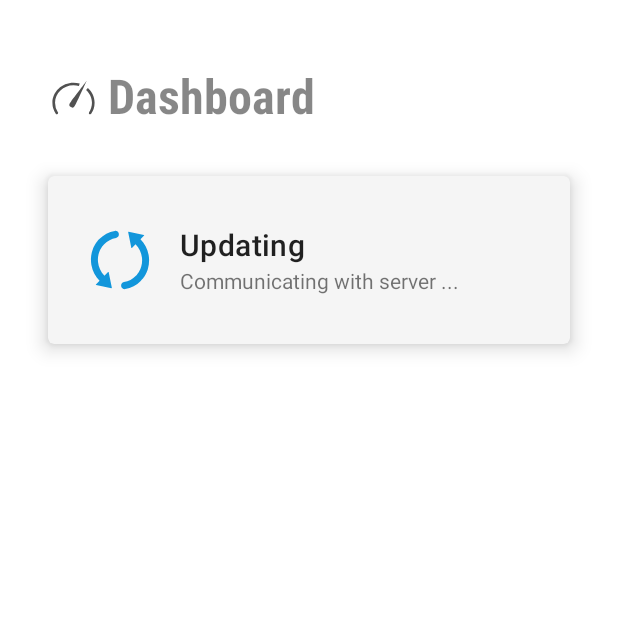
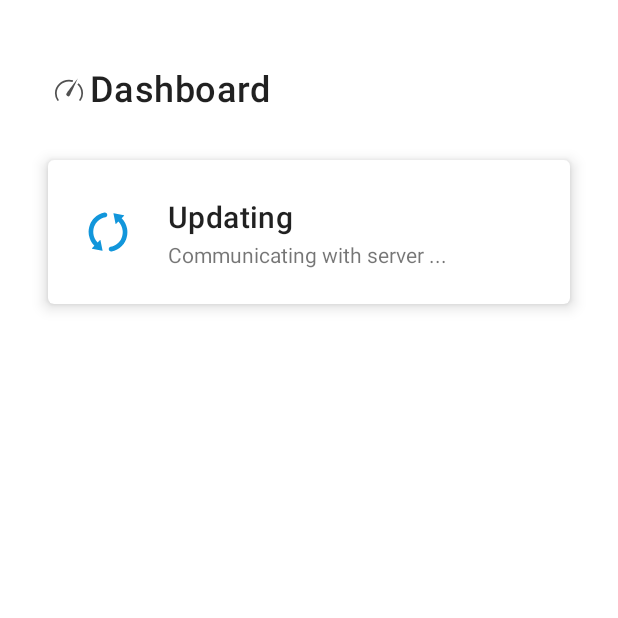
Before and after one commit to link857/SmartCrutch_Android_App_new, an Android app: the MainActivity screen opened directly, with no data from a screen before it, on a phone screen of 412 x 824 dp, the top half of it. Run offline under Robolectric (Android 15) with nearby library versions, the phone set to English and light mode, and no system bars.

Commit message:
Improve dashboard layout

```diff
--- a/app/src/main/AndroidManifest.xml
+++ b/app/src/main/AndroidManifest.xml
@@ -13,8 +13,7 @@
         android:theme="@style/Theme.SmartCrutch"
         android:usesCleartextTraffic="true">
 
-        <activity android:name=".ui.LoginActivity"
-            android:parentActivityName=".ui.MainActivity" />
+        <activity android:name=".ui.LoginActivity"/>
 
         <activity android:name=".ui.MainActivity"
             android:theme="@style/Theme.MaterialComponents.Light.NoActionBar">
--- a/app/src/main/java/deltazero/smartcrutch/ui/LoginActivity.java
+++ b/app/src/main/java/deltazero/smartcrutch/ui/LoginActivity.java
@@ -1,6 +1,7 @@
 package deltazero.smartcrutch.ui;
 
 import android.os.Bundle;
+import android.os.Handler;
 import android.view.View;
 import android.widget.EditText;
 import android.widget.Toast;
@@ -19,6 +20,8 @@ public class LoginActivity extends AppCompatActivity {
     private EditText etUsername, etPassword;
     private MaterialButton btLogin;
 
+//    private boolean doubleBackToExitPressedOnce;
+
     public String uuid = null;
     private final API api = new API();
 
@@ -35,6 +38,21 @@ public class LoginActivity extends AppCompatActivity {
         etPassword = findViewById(R.id.login_password_edit_text);
 
         btLogin = findViewById(R.id.login_button);
+    }
+
+    @Override
+    public void onBackPressed() {
+//        if (doubleBackToExitPressedOnce) {
+////            super.onBackPressed();
+//            android.os.Process.killProcess(android.os.Process.myPid());
+//            return;
+//        }
+//
+//        this.doubleBackToExitPressedOnce = true;
+//        Toast.makeText(this, getString(R.string.back_again_to_exit), Toast.LENGTH_SHORT).show();
+//
+//        new Handler().postDelayed(() -> doubleBackToExitPressedOnce=false, 2000);
+        Toast.makeText(this, getString(R.string.toast_require_login), Toast.LENGTH_SHORT).show();
     }
 
     public void handleLoginButtonClick(View view) {
--- a/app/src/main/res/layout/activity_main.xml
+++ b/app/src/main/res/layout/activity_main.xml
@@ -11,13 +11,11 @@
         android:id="@+id/main_dashboard_text_view"
         android:layout_width="wrap_content"
         android:layout_height="wrap_content"
-        android:layout_marginStart="8dp"
+        android:layout_marginStart="4dp"
         android:layout_marginTop="42dp"
-        android:fontFamily="sans-serif-condensed"
         android:text="@string/text_view_dashboard"
-        android:textColor="#78000000"
-        android:textSize="32sp"
-        android:textStyle="bold"
+        android:textAppearance="@style/TextAppearance.MaterialComponents.Headline6"
+        android:textSize="24sp"
         app:layout_constraintStart_toEndOf="@+id/imageView3"
         app:layout_constraintTop_toTopOf="parent" />
 
@@ -30,8 +28,7 @@
         android:layout_marginEnd="32dp"
         android:clickable="true"
         android:focusable="true"
-        app:cardBackgroundColor="@color/light_grey"
-        app:cardElevation="8dp"
+        app:cardElevation="6dp"
         app:layout_constraintEnd_toEndOf="parent"
         app:layout_constraintStart_toStartOf="parent"
         app:layout_constraintTop_toBottomOf="@+id/main_dashboard_text_view">
@@ -52,25 +49,26 @@
                 app:layout_constraintBottom_toBottomOf="parent"
                 app:layout_constraintStart_toStartOf="parent"
                 app:layout_constraintTop_toTopOf="parent"
-                app:srcCompat="@drawable/ic_sync_blue_48dp" />
+                app:srcCompat="@drawable/ic_snyc_blue_32dp" />
 
             <TextView
                 android:id="@+id/main_status_text_view"
                 android:layout_width="wrap_content"
                 android:layout_height="wrap_content"
-                android:layout_marginStart="16dp"
+                android:layout_marginStart="24dp"
+                android:layout_marginTop="24dp"
                 android:text="Updating"
                 android:textAppearance="@style/TextAppearance.MaterialComponents.Headline6"
                 app:layout_constraintStart_toEndOf="@+id/main_status_image_view"
-                app:layout_constraintTop_toTopOf="@+id/main_status_image_view" />
+                app:layout_constraintTop_toTopOf="parent" />
 
             <TextView
                 android:id="@+id/main_status_description"
                 android:layout_width="wrap_content"
                 android:layout_height="wrap_content"
+                android:layout_marginTop="2dp"
                 android:text="Communicating with server ..."
                 android:textAppearance="@style/TextAppearance.AppCompat.Small"
-                app:layout_constraintBottom_toBottomOf="@+id/main_status_image_view"
                 app:layout_constraintStart_toStartOf="@+id/main_status_text_view"
                 app:layout_constraintTop_toBottomOf="@+id/main_status_text_view" />
         </androidx.constraintlayout.widget.ConstraintLayout>
@@ -79,9 +77,9 @@
 
     <ImageView
         android:id="@+id/imageView3"
-        android:layout_width="30dp"
-        android:layout_height="30dp"
-        android:layout_marginStart="34dp"
+        android:layout_width="20dp"
+        android:layout_height="20dp"
+        android:layout_marginStart="36dp"
         android:layout_marginBottom="4dp"
         app:layout_constraintBottom_toBottomOf="@+id/main_dashboard_text_view"
         app:layout_constraintStart_toStartOf="parent"
--- a/app/src/main/res/values/strings.xml
+++ b/app/src/main/res/values/strings.xml
@@ -15,4 +15,6 @@
     <string name="login_success">Login success</string>
     <string name="status_image_description">Crutch status</string>
     <string name="text_view_dashboard">Dashboard</string>
+    <string name="back_again_to_exit">Please click BACK again to exit</string>
+    <string name="toast_require_login">Please login</string>
 </resources>
--- a/app/src/main/res/values/themes.xml
+++ b/app/src/main/res/values/themes.xml
@@ -16,9 +16,4 @@
 <!--        <item name="colorSurface">@color/light_grey</item>-->
 <!--        <item name="colorOnSurface">@color/light_grey</item>-->
     </style>
-
-<!--    <style name="ShapeAppearance.App.MediumComponent" parent="ShapeAppearance.MaterialComponents.MediumComponent">-->
-<!--        <item name="cornerFamily">cut</item>-->
-<!--        <item name="cornerSize">8dp</item>-->
-<!--    </style>-->
 </resources>
```
